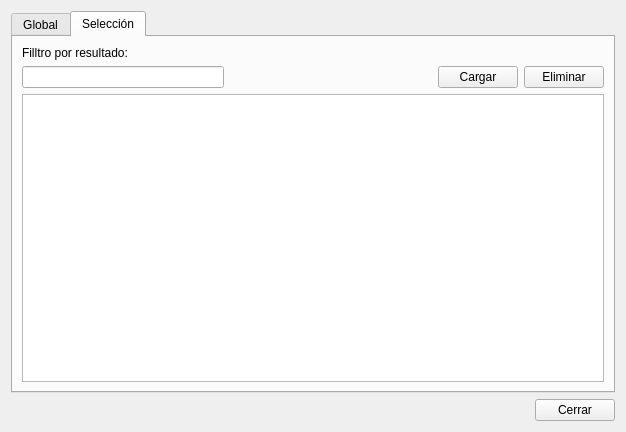
First picture: the form in core/ui/toolbars/assetmanage/priority_manager.ui, repository bgeo-gis/gw_assetmanage_plugin, before the edit.
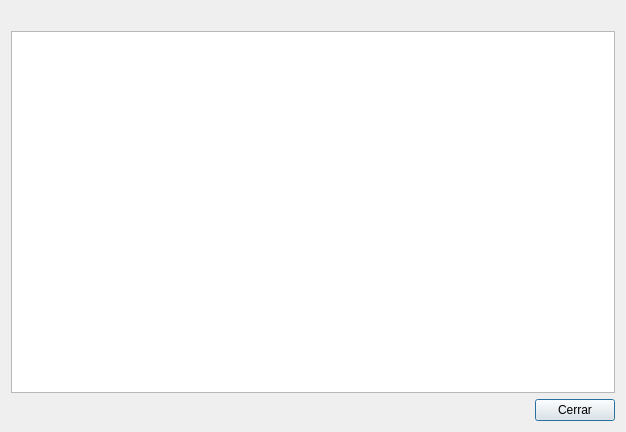
Second picture: the form after the edit. The open tabs and pages were chosen to show the change.

Commit message: Adjust result manager to show just one table

```diff
--- a/core/ui/toolbars/assetmanage/priority_manager.ui
+++ b/core/ui/toolbars/assetmanage/priority_manager.ui
@@ -14,128 +14,7 @@
    <string>Gestor de resultados</string>
   </property>
   <layout class="QGridLayout" name="gridLayout">
-   <item row="0" column="0">
-    <widget class="QTabWidget" name="mainTab">
-     <property name="currentIndex">
-      <number>0</number>
-     </property>
-     <widget class="QWidget" name="tab_global">
-      <attribute name="title">
-       <string>Global</string>
-      </attribute>
-      <layout class="QGridLayout" name="gridLayout_2">
-       <item row="0" column="0">
-        <layout class="QGridLayout" name="gridLayout_4">
-         <item row="1" column="2">
-          <widget class="QPushButton" name="btn_load_global">
-           <property name="text">
-            <string>Cargar</string>
-           </property>
-          </widget>
-         </item>
-         <item row="1" column="3">
-          <widget class="QPushButton" name="btn_delete_global">
-           <property name="text">
-            <string>Eliminar</string>
-           </property>
-          </widget>
-         </item>
-         <item row="1" column="1">
-          <spacer name="horizontalSpacer_3">
-           <property name="orientation">
-            <enum>Qt::Horizontal</enum>
-           </property>
-           <property name="sizeHint" stdset="0">
-            <size>
-             <width>40</width>
-             <height>20</height>
-            </size>
-           </property>
-          </spacer>
-         </item>
-         <item row="1" column="0">
-          <widget class="QLineEdit" name="txt_filter_global"/>
-         </item>
-         <item row="2" column="0" colspan="4">
-          <widget class="QTableView" name="tbl_global"/>
-         </item>
-         <item row="0" column="0" colspan="4">
-          <widget class="QLabel" name="lbl_filter_global">
-           <property name="sizePolicy">
-            <sizepolicy hsizetype="Preferred" vsizetype="Preferred">
-             <horstretch>0</horstretch>
-             <verstretch>0</verstretch>
-            </sizepolicy>
-           </property>
-           <property name="text">
-            <string>Filltro por resultado:</string>
-           </property>
-          </widget>
-         </item>
-        </layout>
-       </item>
-      </layout>
-     </widget>
-     <widget class="QWidget" name="tab_selection">
-      <attribute name="title">
-       <string>Selección</string>
-      </attribute>
-      <layout class="QGridLayout" name="gridLayout_6">
-       <item row="0" column="0">
-        <layout class="QGridLayout" name="gridLayout_5">
-         <item row="1" column="2">
-          <widget class="QPushButton" name="btn_load_selection">
-           <property name="text">
-            <string>Cargar</string>
-           </property>
-          </widget>
-         </item>
-         <item row="1" column="3">
-          <widget class="QPushButton" name="btn_delete_selection">
-           <property name="text">
-            <string>Eliminar</string>
-           </property>
-          </widget>
-         </item>
-         <item row="1" column="1">
-          <spacer name="horizontalSpacer_4">
-           <property name="orientation">
-            <enum>Qt::Horizontal</enum>
-           </property>
-           <property name="sizeHint" stdset="0">
-            <size>
-             <width>40</width>
-             <height>20</height>
-            </size>
-           </property>
-          </spacer>
-         </item>
-         <item row="1" column="0">
-          <widget class="QLineEdit" name="txt_filter_selection"/>
-         </item>
-         <item row="2" column="0" colspan="4">
-          <widget class="QTableView" name="tbl_selection"/>
-         </item>
-         <item row="0" column="0" colspan="4">
-          <widget class="QLabel" name="lbl_filter_selection">
-           <property name="sizePolicy">
-            <sizepolicy hsizetype="Preferred" vsizetype="Preferred">
-             <horstretch>0</horstretch>
-             <verstretch>0</verstretch>
-            </sizepolicy>
-           </property>
-           <property name="text">
-            <string>Filltro por resultado:</string>
-           </property>
-          </widget>
-         </item>
-        </layout>
-       </item>
-      </layout>
-     </widget>
-    </widget>
-   </item>
-   <item row="1" column="0">
+   <item row="2" column="0" colspan="3">
     <layout class="QGridLayout" name="gridLayout_3">
      <item row="0" column="1">
       <widget class="QPushButton" name="btn_close">
@@ -159,6 +38,22 @@
      </item>
     </layout>
    </item>
+   <item row="0" column="1">
+    <spacer name="horizontalSpacer_3">
+     <property name="orientation">
+      <enum>Qt::Horizontal</enum>
+     </property>
+     <property name="sizeHint" stdset="0">
+      <size>
+       <width>40</width>
+       <height>20</height>
+      </size>
+     </property>
+    </spacer>
+   </item>
+   <item row="1" column="0" colspan="3">
+    <widget class="QTableView" name="tbl_results"/>
+   </item>
   </layout>
  </widget>
  <resources/>
```
Left out of the diff: 14 changed lines with no effect on the pictures. The commit also changes 4 other files.
